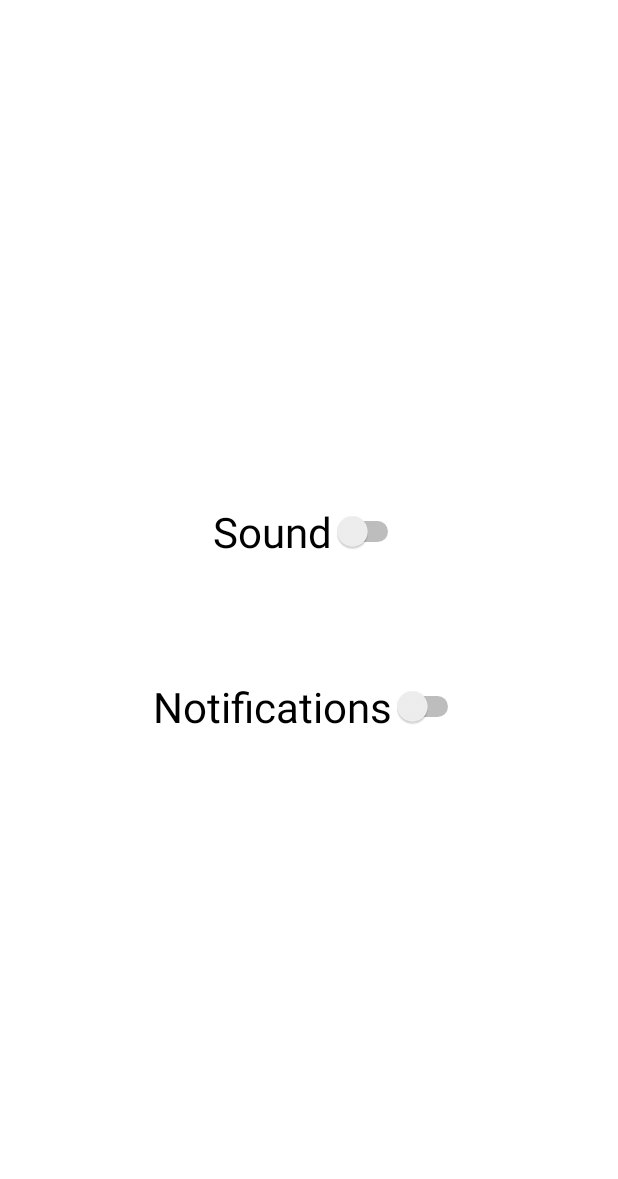
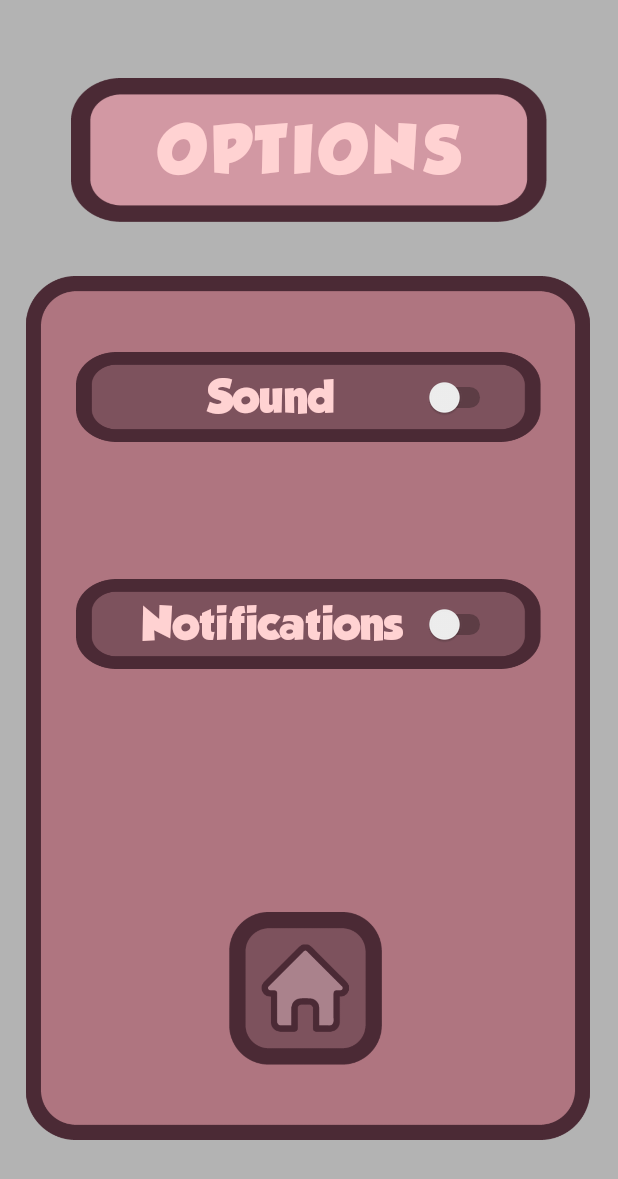
Before and after one commit to Pol-Valverde/HangedRoyale2ntry, an Android app: the OptionsActivity screen opened directly, with no data from a screen before it, on a phone screen of 412 x 824 dp. Shown: the top 1179 px of the screen. Run offline under Robolectric (Android 15) with nearby library versions, the phone set to English and light mode, and no system bars; our stand-ins replace Firebase (no records; nobody signed in at launch, a user with empty details on screens opened directly).

Commit message:
Options and Leaderboard finished

```diff
--- a/app/src/main/java/com/example/hangedroyale2ntry/OptionsActivity.kt
+++ b/app/src/main/java/com/example/hangedroyale2ntry/OptionsActivity.kt
@@ -1,5 +1,6 @@
 package com.example.hangedroyale2ntry
 
+import android.content.Intent
 import androidx.appcompat.app.AppCompatActivity
 import android.os.Bundle
 import android.widget.Toast
@@ -51,13 +52,13 @@ class OptionsActivity : AppCompatActivity() {
             {
                 soundActivated = true
 
-                binding.soundSwitch.isChecked = true
+                binding.optionsSoundSwitch.isChecked = true
             }
             else
             {
                 soundActivated = false
 
-                binding.soundSwitch.isChecked = false
+                binding.optionsSoundSwitch.isChecked = false
             }
 
             // Notification options logic:
@@ -65,27 +66,34 @@ class OptionsActivity : AppCompatActivity() {
             {
                 notificationActivated = true
 
-                binding.notificationSwitch.isChecked = true
+                binding.optionsNotificationSwitch.isChecked = true
             }
             else
             {
                 notificationActivated = false
 
-                binding.notificationSwitch.isChecked = false
+                binding.optionsNotificationSwitch.isChecked = false
             }
         }
 
         // Button logic:
-        binding.soundSwitch.setOnClickListener{
+        binding.optionsSoundSwitch.setOnClickListener{
             soundActivated = !soundActivated
 
             updateFireStore()
         }
 
-        binding.notificationSwitch.setOnClickListener {
+        binding.optionsNotificationSwitch.setOnClickListener {
             notificationActivated = !notificationActivated
 
             updateFireStore()
+        }
+
+        binding.optionsHomeButton.setOnClickListener {
+            val intent = Intent(this@OptionsActivity, MainMenuActivity::class.java)
+            startActivity(intent)
+
+            finish()
         }
     }
 
--- a/app/src/main/java/com/example/hangedroyale2ntry/UserConfig.kt
+++ b/app/src/main/java/com/example/hangedroyale2ntry/UserConfig.kt
@@ -1,8 +1,8 @@
 package com.example.hangedroyale2ntry
 
 data class UserConfig(
-    val email: String,
-    val soundOn: Boolean,
-    val notificationsOn: Boolean,
-    val puntutation: Int
+    val email: String="",
+    val soundOn: Boolean=false,
+    val notificationsOn: Boolean=false,
+    val puntutation: Int=0
 )
--- a/app/src/main/res/layout/activity_options.xml
+++ b/app/src/main/res/layout/activity_options.xml
@@ -4,35 +4,95 @@
     xmlns:tools="http://schemas.android.com/tools"
     android:layout_width="match_parent"
     android:layout_height="match_parent"
+    android:background="@drawable/options_background"
     tools:context=".OptionsActivity">
 
+    <ImageView
+        android:id="@+id/optionsBackgroundCanvas"
+        android:layout_width="380dp"
+        android:layout_height="576dp"
+        app:layout_constraintBottom_toBottomOf="parent"
+        app:layout_constraintEnd_toEndOf="parent"
+        app:layout_constraintHorizontal_bias="0.489"
+        app:layout_constraintStart_toStartOf="parent"
+        app:layout_constraintTop_toTopOf="parent"
+        app:layout_constraintVertical_bias="0.742"
+        app:srcCompat="@drawable/options_canvas" />
+
+    <TextView
+        android:id="@+id/optionsText"
+        android:layout_width="317dp"
+        android:layout_height="96dp"
+        android:layout_marginTop="52dp"
+        android:background="@drawable/options_canvas_title"
+        android:fontFamily="@font/grobold"
+        android:gravity="center"
+        android:letterSpacing="0.1"
+        android:text="OPTIONS"
+        android:textSize="40sp"
+        android:elevation="1sp"
+        android:textColor="#FFD2D2"
+        app:layout_constraintBottom_toTopOf="@+id/optionsBackgroundCanvas"
+        app:layout_constraintEnd_toEndOf="parent"
+        app:layout_constraintStart_toStartOf="parent"
+        app:layout_constraintTop_toTopOf="parent"
+        app:layout_constraintVertical_bias="0.0" />
+
     <Switch
-        android:id="@+id/soundSwitch"
-        android:layout_width="wrap_content"
-        android:layout_height="wrap_content"
+        android:id="@+id/optionsSoundSwitch"
+        android:layout_width="310dp"
+        android:layout_height="60dp"
+        android:background="@drawable/options_canvas_lenguage"
         android:checked="true"
+        android:elevation="2sp"
+        android:fontFamily="@font/grobold"
+        android:gravity="center"
+        android:paddingHorizontal="30dp"
         android:text="Sound"
         android:textSize="28sp"
+        android:textColor="#FFD2D2"
         app:layout_constraintBottom_toBottomOf="parent"
         app:layout_constraintEnd_toEndOf="parent"
-        app:layout_constraintHorizontal_bias="0.498"
+        app:layout_constraintHorizontal_bias="0.495"
         app:layout_constraintStart_toStartOf="parent"
-        app:layout_constraintTop_toTopOf="parent"
-        app:layout_constraintVertical_bias="0.427"
+        app:layout_constraintTop_toBottomOf="@+id/optionsText"
+        app:layout_constraintVertical_bias="0.141"
         tools:checked="true" />
 
     <Switch
-        android:id="@+id/notificationSwitch"
-        android:layout_width="wrap_content"
-        android:layout_height="wrap_content"
+        android:id="@+id/optionsNotificationSwitch"
+        android:layout_width="310dp"
+        android:layout_height="60dp"
+        android:background="@drawable/options_canvas_lenguage"
         android:checked="true"
+        android:elevation="2sp"
+        android:fontFamily="@font/grobold"
+        android:gravity="center"
+        android:paddingHorizontal="30dp"
         android:text="Notifications"
         android:textSize="28sp"
+        android:textColor="#FFD2D2"
         app:layout_constraintBottom_toBottomOf="parent"
         app:layout_constraintEnd_toEndOf="parent"
-        app:layout_constraintHorizontal_bias="0.497"
+        app:layout_constraintHorizontal_bias="0.495"
         app:layout_constraintStart_toStartOf="parent"
-        app:layout_constraintTop_toTopOf="parent"
-        app:layout_constraintVertical_bias="0.575"
+        app:layout_constraintTop_toBottomOf="@+id/optionsSoundSwitch"
+        app:layout_constraintVertical_bias="0.195"
         tools:checked="true" />
+
+    <ImageView
+        android:id="@+id/optionsHomeButton"
+        android:layout_width="107dp"
+        android:layout_height="102dp"
+        android:layout_marginStart="146dp"
+        android:layout_marginEnd="148dp"
+        android:layout_marginBottom="48dp"
+        app:layout_constraintBottom_toBottomOf="@+id/optionsBackgroundCanvas"
+        app:layout_constraintEnd_toEndOf="@+id/optionsBackgroundCanvas"
+        app:layout_constraintHorizontal_bias="0.545"
+        app:layout_constraintStart_toStartOf="@+id/optionsBackgroundCanvas"
+        app:layout_constraintTop_toBottomOf="@+id/optionsNotificationSwitch"
+        app:layout_constraintVertical_bias="0.987"
+        app:srcCompat="@drawable/options_home" />
+
 </androidx.constraintlayout.widget.ConstraintLayout>
--- a/app/src/main/res/layout/item_leaderboard.xml
+++ b/app/src/main/res/layout/item_leaderboard.xml
@@ -24,6 +24,7 @@
                 android:layout_height="wrap_content"
                 android:text="TextView"
                 android:textColor="@color/pastel_black"
+                android:fontFamily="@font/grobold"
                 app:layout_constraintBottom_toBottomOf="parent"
                 app:layout_constraintEnd_toStartOf="@+id/scoreText"
                 app:layout_constraintHorizontal_bias="0.69"
@@ -36,6 +37,7 @@
                 android:layout_height="wrap_content"
                 android:text="TextView"
                 android:textColor="@color/gold"
+                android:fontFamily="@font/grobold"
                 app:layout_constraintBottom_toBottomOf="parent"
                 app:layout_constraintEnd_toStartOf="@+id/usernameText"
                 app:layout_constraintHorizontal_bias="0.34"
@@ -48,6 +50,7 @@
                 android:layout_height="wrap_content"
                 android:text="TextView"
                 android:textColor="@color/green"
+                android:fontFamily="@font/grobold"
                 app:layout_constraintBottom_toBottomOf="parent"
                 app:layout_constraintEnd_toEndOf="parent"
                 app:layout_constraintHorizontal_bias="0.88"
```
Also changed, not shown: app/src/main/java/com/example/hangedroyale2ntry/LeaderBoardActivity.kt (+8 -0 lines), app/src/main/res/layout/activity_game.xml (+5 -2 lines), app/src/main/res/layout/activity_leader_board.xml (+59 -1 lines).
